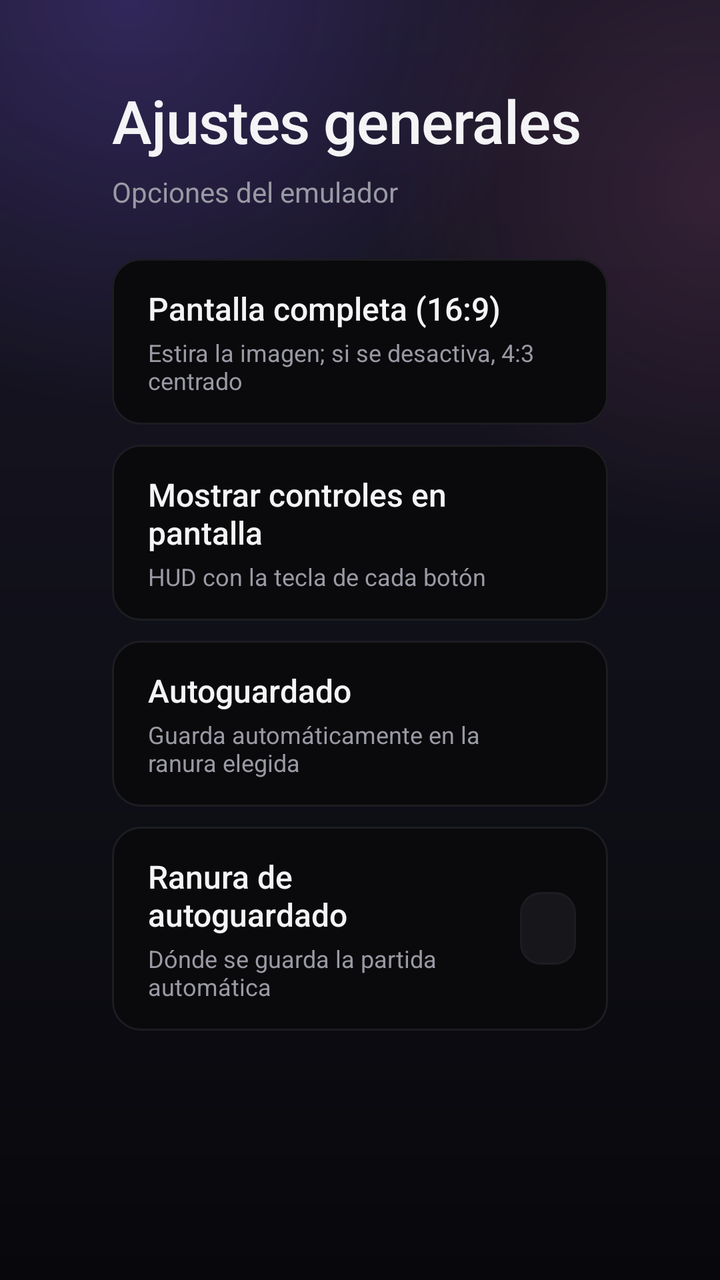
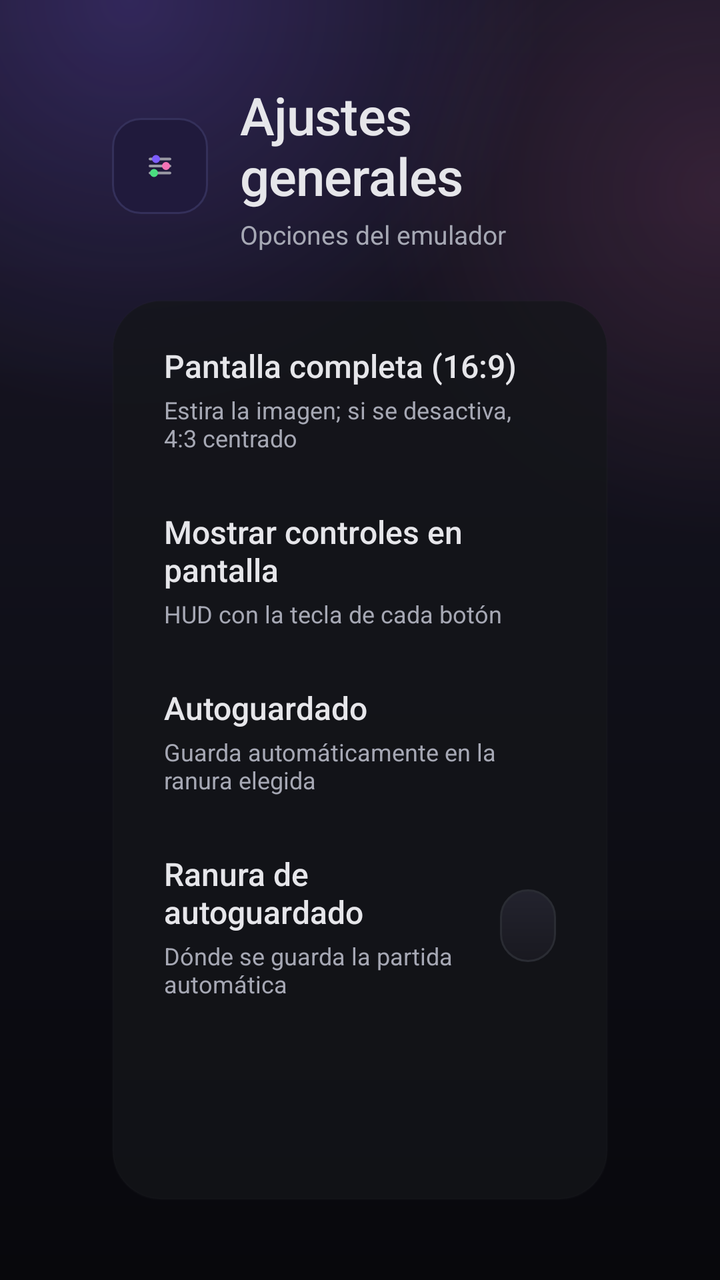

Two renders of the same Android screen: before a commit and after it. Below are the layout's source before the change and the commit's diff.
<!-- AndroidManifest.xml: application theme Theme.Xemulify -->
<!-- res/layout/activity_general.xml -->
<?xml version="1.0" encoding="utf-8"?>
<LinearLayout xmlns:android="http://schemas.android.com/apk/res/android"
    android:layout_width="match_parent"
    android:layout_height="match_parent"
    android:orientation="vertical"
    android:background="@drawable/bg_home"
    android:paddingLeft="56dp"
    android:paddingTop="40dp"
    android:paddingRight="56dp"
    android:paddingBottom="28dp">

    
    <LinearLayout
        android:layout_width="wrap_content"
        android:layout_height="wrap_content"
        android:orientation="vertical"
        android:layout_marginBottom="24dp">

        <TextView
            android:layout_width="wrap_content"
            android:layout_height="wrap_content"
            android:text="@string/general_title"
            android:textColor="@color/text_primary"
            android:textSize="30sp"
            android:fontFamily="sans-serif-medium"
            android:letterSpacing="-0.01" />

        <TextView
            android:layout_width="wrap_content"
            android:layout_height="wrap_content"
            android:layout_marginTop="6dp"
            android:text="@string/general_subtitle"
            android:textColor="@color/text_secondary"
            android:textSize="14sp" />
    </LinearLayout>

    <ScrollView
        android:layout_width="match_parent"
        android:layout_height="0dp"
        android:layout_weight="1"
        android:fillViewport="true"
        android:scrollbars="none"
        android:clipToPadding="false"
        android:paddingBottom="12dp">

        <LinearLayout
            android:layout_width="match_parent"
            android:layout_height="wrap_content"
            android:orientation="vertical">

            
            <LinearLayout
                android:id="@+id/row_aspect"
                style="@style/SettingRow">

                <LinearLayout style="@style/SettingRowText">
                    <TextView style="@style/SettingRowTitle" android:text="@string/gen_aspect_title" />
                    <TextView style="@style/SettingRowSub" android:text="@string/gen_aspect_sub" />
                </LinearLayout>

                <Switch
                    android:id="@+id/sw_aspect"
                    style="@style/SettingSwitch" />
            </LinearLayout>

            
            <LinearLayout
                android:id="@+id/row_hud"
                style="@style/SettingRow">

                <LinearLayout style="@style/SettingRowText">
                    <TextView style="@style/SettingRowTitle" android:text="@string/gen_hud_title" />
                    <TextView style="@style/SettingRowSub" android:text="@string/gen_hud_sub" />
                </LinearLayout>

                <Switch
                    android:id="@+id/sw_hud"
                    style="@style/SettingSwitch" />
            </LinearLayout>

            
            <LinearLayout
                android:id="@+id/row_autosave"
                style="@style/SettingRow">

                <LinearLayout style="@style/SettingRowText">
                    <TextView style="@style/SettingRowTitle" android:text="@string/gen_autosave_title" />
                    <TextView style="@style/SettingRowSub" android:text="@string/gen_autosave_sub" />
                </LinearLayout>

                <Switch
                    android:id="@+id/sw_autosave"
                    style="@style/SettingSwitch" />
            </LinearLayout>

            
            <LinearLayout
                android:id="@+id/row_autosave_slot"
                style="@style/SettingRow">

                <LinearLayout style="@style/SettingRowText">
                    <TextView style="@style/SettingRowTitle" android:text="@string/gen_slot_title" />
                    <TextView style="@style/SettingRowSub" android:text="@string/gen_slot_sub" />
                </LinearLayout>

                <TextView
                    android:id="@+id/val_slot"
                    style="@style/SettingValue" />
            </LinearLayout>
        </LinearLayout>
    </ScrollView>
</LinearLayout>
<!-- resources referenced by this layout -->
<resources>
  <color name="text_primary">#F4F4F6</color>
  <color name="text_secondary">#9A9AA5</color>
  <style name="SettingRow">
          <item name="android:layout_width">match_parent</item>
          <item name="android:layout_height">wrap_content</item>
          <item name="android:orientation">horizontal</item>
          <item name="android:gravity">center_vertical</item>
          <item name="android:background">@drawable/bg_setting_row</item>
          <item name="android:layout_marginBottom">10dp</item>
          <item name="android:paddingStart">18dp</item>
          <item name="android:paddingEnd">16dp</item>
          <item name="android:paddingTop">14dp</item>
          <item name="android:paddingBottom">14dp</item>
          <item name="android:focusable">true</item>
          <item name="android:clickable">true</item>
      </style>
  <!-- drawable bg_setting_row (drawable) -->
  <?xml version="1.0" encoding="utf-8"?>
  <selector xmlns:android="http://schemas.android.com/apk/res/android">
      <item android:state_focused="true">
          <shape android:shape="rectangle">
              <solid android:color="@color/surface_2" />
              <stroke android:width="2dp" android:color="@color/accent" />
              <corners android:radius="14dp" />
          </shape>
      </item>
      <item android:state_pressed="true">
          <shape android:shape="rectangle">
              <solid android:color="@color/surface_2" />
              <stroke android:width="2dp" android:color="@color/accent" />
              <corners android:radius="14dp" />
          </shape>
      </item>
      <item>
          <shape android:shape="rectangle">
              <solid android:color="@color/surface_1" />
              <stroke android:width="1dp" android:color="@color/stroke_subtle" />
              <corners android:radius="14dp" />
          </shape>
      </item>
  </selector>
  <!-- drawable bg_chip (drawable) -->
  <?xml version="1.0" encoding="utf-8"?>
  <shape xmlns:android="http://schemas.android.com/apk/res/android"
      android:shape="rectangle">
      <solid android:color="@color/surface_3" />
      <stroke android:width="1dp" android:color="@color/stroke_subtle" />
      <corners android:radius="10dp" />
  </shape>
  <color name="amoled_black">#000000</color>
  <color name="surface_2">#111114</color>
  <color name="accent">#7C5CFF</color>
  <color name="surface_1">#0A0A0C</color>
  <color name="stroke_subtle">#1C1C22</color>
  <color name="surface_3">#17171B</color>
  <!-- unchanged entries left out for length: 19 -->
</resources>

<!-- the commit's change to res/layout/activity_general.xml (unified diff, before → after) -->
@@ -11,27 +11,44 @@
 
     
     <LinearLayout
-        android:layout_width="wrap_content"
+        android:layout_width="match_parent"
         android:layout_height="wrap_content"
-        android:orientation="vertical"
+        android:orientation="horizontal"
+        android:gravity="center_vertical"
         android:layout_marginBottom="24dp">
 
-        <TextView
-            android:layout_width="wrap_content"
+        <ImageView
+            android:layout_width="48dp"
+            android:layout_height="48dp"
+            android:background="@drawable/bg_header_icon"
+            android:padding="12dp"
+            android:src="@drawable/ic_action_general"
+            android:scaleType="fitCenter" />
+
+        <LinearLayout
+            android:layout_width="0dp"
             android:layout_height="wrap_content"
-            android:text="@string/general_title"
-            android:textColor="@color/text_primary"
-            android:textSize="30sp"
-            android:fontFamily="sans-serif-medium"
-            android:letterSpacing="-0.01" />
+            android:layout_weight="1"
+            android:orientation="vertical"
+            android:layout_marginStart="16dp">
 
-        <TextView
-            android:layout_width="wrap_content"
-            android:layout_height="wrap_content"
-            android:layout_marginTop="6dp"
-            android:text="@string/general_subtitle"
-            android:textColor="@color/text_secondary"
-            android:textSize="14sp" />
+            <TextView
+                android:layout_width="wrap_content"
+                android:layout_height="wrap_content"
+                android:text="@string/general_title"
+                android:textColor="@color/text_primary"
+                android:textSize="26sp"
+                android:fontFamily="sans-serif-medium"
+                android:letterSpacing="-0.01" />
+
+            <TextView
+                android:layout_width="wrap_content"
+                android:layout_height="wrap_content"
+                android:layout_marginTop="3dp"
+                android:text="@string/general_subtitle"
+                android:textColor="@color/text_secondary"
+                android:textSize="13sp" />
+        </LinearLayout>
     </LinearLayout>
 
     <ScrollView
@@ -46,7 +63,12 @@
         <LinearLayout
             android:layout_width="match_parent"
             android:layout_height="wrap_content"
-            android:orientation="vertical">
+            android:orientation="vertical"
+            android:background="@drawable/bg_section_panel"
+            android:paddingTop="10dp"
+            android:paddingBottom="14dp"
+            android:paddingStart="14dp"
+            android:paddingEnd="14dp">
 
             
             <LinearLayout
<!-- resource entries referenced after the edit -->
@@ -1,43 +1,81 @@
 <!-- resources referenced by this layout -->
 <resources>
-  <color name="text_primary">#F4F4F6</color>
-  <color name="text_secondary">#9A9AA5</color>
+  <color name="text_primary">#E6E6EA</color>
+  <color name="text_secondary">#A6A8B4</color>
+  <!-- drawable bg_header_icon (drawable) -->
+  <?xml version="1.0" encoding="utf-8"?>
+  <shape xmlns:android="http://schemas.android.com/apk/res/android"
+      android:shape="rectangle">
+      <solid android:color="@color/accent_soft" />
+      <stroke android:width="1dp" android:color="#34305A" />
+      <corners android:radius="14dp" />
+  </shape>
+  <!-- drawable bg_section_panel (drawable) -->
+  <?xml version="1.0" encoding="utf-8"?>
+  <shape xmlns:android="http://schemas.android.com/apk/res/android"
+      android:shape="rectangle">
+      <solid android:color="#C214161A" />
+      <stroke android:width="1dp" android:color="#1F2A2C33" />
+      <corners android:radius="24dp" />
+  </shape>
+  <!-- drawable ic_action_general (drawable) -->
+  <vector xmlns:android="http://schemas.android.com/apk/res/android"
+      android:width="40dp"
+      android:height="40dp"
+      android:viewportWidth="48"
+      android:viewportHeight="48">
+      
+      <path
+          android:strokeColor="#9A9AA5"
+          android:strokeWidth="2.6"
+          android:strokeLineCap="round"
+          android:pathData="M14,17h20M14,24h20M14,31h20"/>
+      <path
+          android:fillColor="#7C5CFF"
+          android:pathData="M20,17m-4,0a4,4 0,1,0 8,0a4,4 0,1,0 -8,0"/>
+      <path
+          android:fillColor="#F472B6"
+          android:pathData="M30,24m-4,0a4,4 0,1,0 8,0a4,4 0,1,0 -8,0"/>
+      <path
+          android:fillColor="#4ADE80"
+          android:pathData="M18,31m-4,0a4,4 0,1,0 8,0a4,4 0,1,0 -8,0"/>
+  </vector>
   <style name="SettingRow">
           <item name="android:layout_width">match_parent</item>
           <item name="android:layout_height">wrap_content</item>
           <item name="android:orientation">horizontal</item>
           <item name="android:gravity">center_vertical</item>
           <item name="android:background">@drawable/bg_setting_row</item>
-          <item name="android:layout_marginBottom">10dp</item>
-          <item name="android:paddingStart">18dp</item>
-          <item name="android:paddingEnd">16dp</item>
-          <item name="android:paddingTop">14dp</item>
-          <item name="android:paddingBottom">14dp</item>
+          <item name="android:layout_marginBottom">4dp</item>
+          <item name="android:paddingStart">12dp</item>
+          <item name="android:paddingEnd">12dp</item>
+          <item name="android:paddingTop">12dp</item>
+          <item name="android:paddingBottom">12dp</item>
           <item name="android:focusable">true</item>
           <item name="android:clickable">true</item>
       </style>
+  <color name="accent_soft">#201A3C</color>
   <!-- drawable bg_setting_row (drawable) -->
   <?xml version="1.0" encoding="utf-8"?>
   <selector xmlns:android="http://schemas.android.com/apk/res/android">
       <item android:state_focused="true">
           <shape android:shape="rectangle">
-              <solid android:color="@color/surface_2" />
+              <solid android:color="@color/card_focus_top" />
               <stroke android:width="2dp" android:color="@color/accent" />
-              <corners android:radius="14dp" />
+              <corners android:radius="16dp" />
           </shape>
       </item>
       <item android:state_pressed="true">
           <shape android:shape="rectangle">
-              <solid android:color="@color/surface_2" />
-              <stroke android:width="2dp" android:color="@color/accent" />
-              <corners android:radius="14dp" />
+              <solid android:color="@color/card_focus_top" />
+              <stroke android:width="2dp" android:color="@color/accent_dim" />
+              <corners android:radius="16dp" />
           </shape>
       </item>
       <item>
           <shape android:shape="rectangle">
-              <solid android:color="@color/surface_1" />
-              <stroke android:width="1dp" android:color="@color/stroke_subtle" />
-              <corners android:radius="14dp" />
+              <solid android:color="#00000000" />
+              <corners android:radius="16dp" />
           </shape>
       </item>
   </selector>
@@ -45,16 +83,20 @@
   <?xml version="1.0" encoding="utf-8"?>
   <shape xmlns:android="http://schemas.android.com/apk/res/android"
       android:shape="rectangle">
-      <solid android:color="@color/surface_3" />
-      <stroke android:width="1dp" android:color="@color/stroke_subtle" />
-      <corners android:radius="10dp" />
+      <gradient
+          android:angle="90"
+          android:startColor="@color/chip_bottom"
+          android:endColor="@color/chip_top" />
+      <stroke android:width="1dp" android:color="@color/card_stroke" />
+      <corners android:radius="100dp" />
   </shape>
-  <color name="amoled_black">#000000</color>
-  <color name="surface_2">#111114</color>
+  <color name="amoled_black">#0D0E10</color>
+  <color name="card_focus_top">#241E42</color>
   <color name="accent">#7C5CFF</color>
-  <color name="surface_1">#0A0A0C</color>
-  <color name="stroke_subtle">#1C1C22</color>
-  <color name="surface_3">#17171B</color>
+  <color name="accent_dim">#5B45C7</color>
+  <color name="chip_bottom">#191920</color>
+  <color name="chip_top">#23232E</color>
+  <color name="card_stroke">#2A2C33</color>
   <!-- unchanged entries left out for length: 19 -->
 </resources>
 
